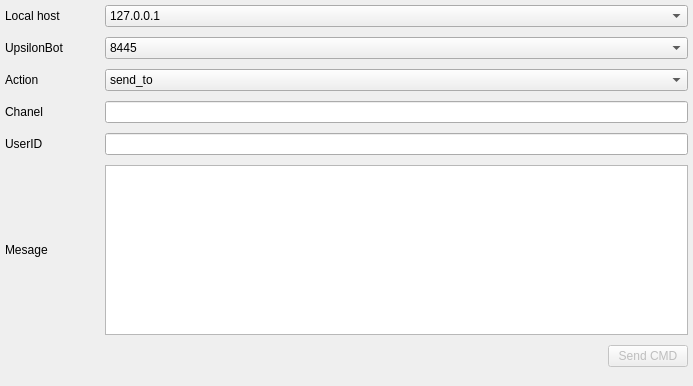
The window that command_client/cmd_client.ui (wideGenesis/upsilon_one) describes before a commit, drawn with Qt 5.
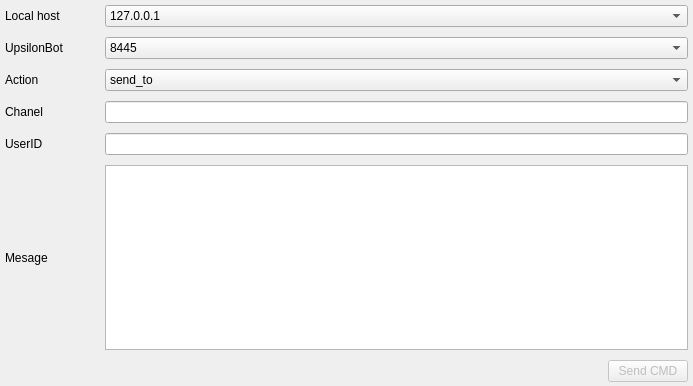
The same window after the commit.

The edit to the form file:
```diff
--- a/command_client/cmd_client.ui
+++ b/command_client/cmd_client.ui
@@ -10,6 +10,12 @@
     <height>386</height>
    </rect>
   </property>
+  <property name="sizePolicy">
+   <sizepolicy hsizetype="MinimumExpanding" vsizetype="MinimumExpanding">
+    <horstretch>0</horstretch>
+    <verstretch>0</verstretch>
+   </sizepolicy>
+  </property>
   <property name="windowTitle">
    <string>Dialog</string>
   </property>
@@ -130,7 +136,7 @@
        <property name="sizeHint" stdset="0">
         <size>
          <width>20</width>
-         <height>40</height>
+         <height>10</height>
         </size>
        </property>
       </spacer>
```
